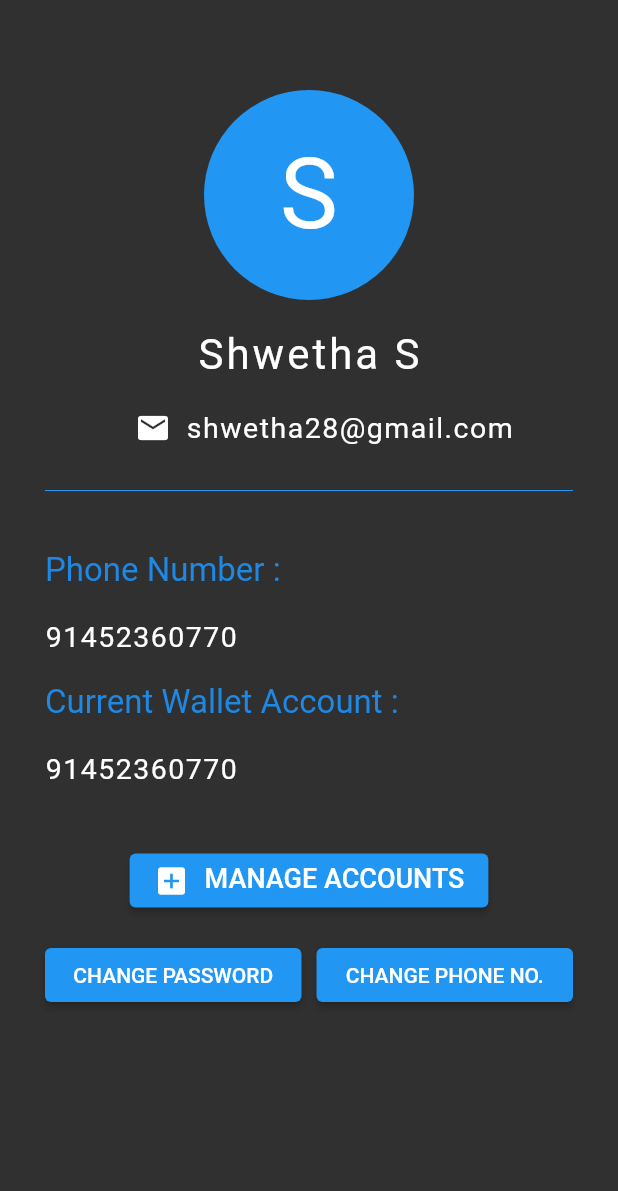
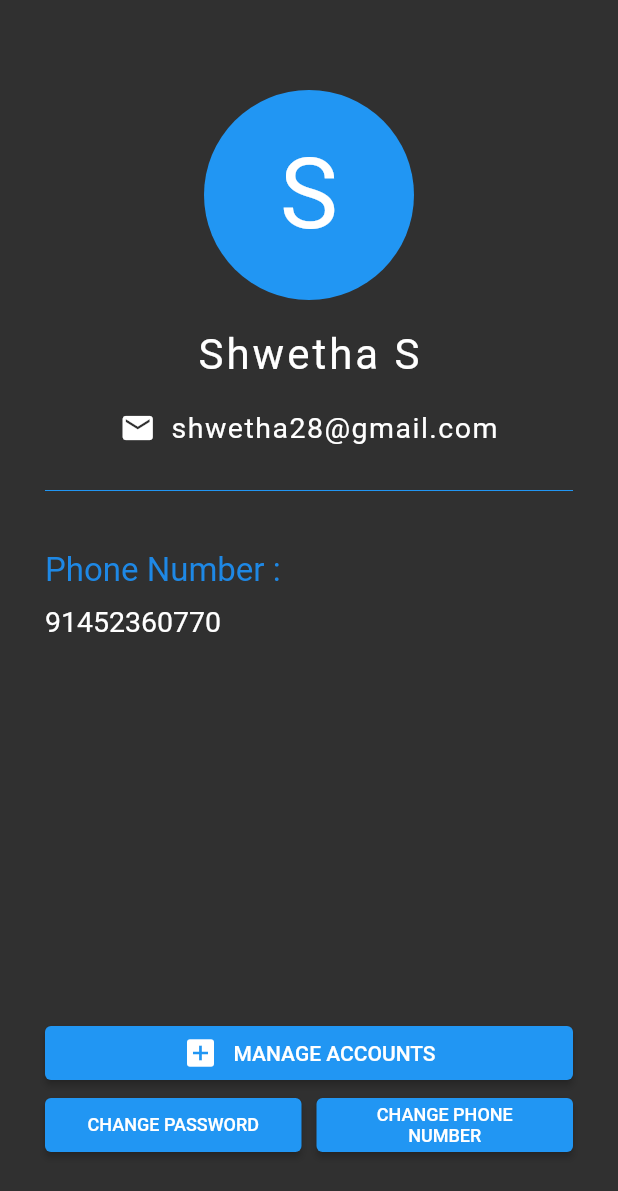
Before and after one commit to Promigos/payment-flutter-app, a Flutter app: the ProfilePage screen opened directly, on a phone screen of 412 x 824 dp. Shown: the top 1191 px of the screen. Run offline on Flutter 3.47's test engine with Material 2 defaults, Android fonts, the phone set to English and light mode, and no system bars; drawn by our look-alikes of oktoast; our stand-ins replace auto_size_text, contacts_service, email_validator, flutter_secure_storage, flutter_svg, font_awesome_flutter and 5 more; missing offline and left inert: qr_code_scanner; accounts and stored records are empty; network calls fail.

Commit message:
Completed change password and styled profile_page.dart

```diff
--- a/lib/screens/AddMoneyForm.dart
+++ b/lib/screens/AddMoneyForm.dart
@@ -25,7 +25,7 @@ class _AddMoneyFormState extends State<AddMoneyForm> {
   Widget build(BuildContext context) {
     return Scaffold(
       appBar: AppBar(
-        title: const Text('Users'),
+        title: const Text('Add Credits'),
         leading: IconButton(
             onPressed: () {
               Navigator.of(context).pop();
--- a/lib/screens/profile_page.dart
+++ b/lib/screens/profile_page.dart
@@ -1,9 +1,8 @@
-import 'package:flutter/cupertino.dart';
 import 'package:flutter/material.dart';
-import 'package:payment_app/screens/accdetails_page.dart';
 import 'package:payment_app/screens/add_accounts_page.dart';
 import 'package:payment_app/screens/update_cred.dart';
 import 'package:payment_app/screens/addphno_page.dart';
+
 class ProfilePage extends StatefulWidget {
   const ProfilePage({Key? key}) : super(key: key);
 
@@ -54,17 +53,20 @@ class _profpage extends State<ProfilePage> {
             ),
             Center(
               child: Row(
-                children: <Widget>[
-                  const SizedBox(width: 60.0),
-                  const Icon(
+                crossAxisAlignment: CrossAxisAlignment.center,
+                mainAxisAlignment: MainAxisAlignment.center,
+                children: const <Widget>[
+                  Icon(
                     Icons.email,
                   ),
-                  const SizedBox(width: 10.0),
-                  const Text(
+                  Padding(
+                    padding: EdgeInsets.only(left: 10),
+                    child: Text(
                       'shwetha28@gmail.com',
                       style: TextStyle(
                         fontSize: 19.0,
                         letterSpacing: 1.0,
+                      ),
                     ),
                   )
                 ],
@@ -79,98 +81,79 @@ class _profpage extends State<ProfilePage> {
               'Phone Number :',
               style: TextStyle(color: Colors.blue[600], fontSize: 22),
             ),
-            const SizedBox(height: 20.0),
+            const SizedBox(height: 10.0),
             const Text(
               '91452360770',
               style: TextStyle(
                 fontSize: 19.0,
-                letterSpacing: 1.0,
               ),
             ),
-            const SizedBox(height: 20.0),
-            Text(
-              'Current Wallet Account :',
-              style: TextStyle(color: Colors.blue[600], fontSize: 22),
-            ),
-            const SizedBox(height: 20.0),
-            const Text(
-              '91452360770',
-              style: TextStyle(
-                fontSize: 19.0,
-                letterSpacing: 1.0,
-              ),
-            ),
-            const SizedBox(height: 30.0),
-            Expanded(
-                child: Column(
-                  crossAxisAlignment: CrossAxisAlignment.stretch,
-              children: [
-                Center(
-                  child:Row(
-                   mainAxisAlignment: MainAxisAlignment.spaceAround,
-                    children: [
-                      Padding(
-                        padding: const EdgeInsets.all(10.0),
-                        child: ElevatedButton(onPressed: (){Navigator.push(
+            Expanded(child: Container()),
+            const SizedBox(height: 50.0),
+            SizedBox(
+              width: double.infinity,
+              child: ElevatedButton(
+                onPressed: () {
+                  Navigator.push(
                       context,
-                            MaterialPageRoute(builder: (context) => AddAccounts()));},
+                      MaterialPageRoute(
+                          builder: (context) => const AddAccounts()));
+                },
                 child: Wrap(
-                            children: <Widget>[
+                  crossAxisAlignment: WrapCrossAlignment.center,
+                  children: const <Widget>[
                     Icon(
                       Icons.add_box,
                       color: Colors.white,
                       size: 24.0,
                     ),
                     SizedBox(
-                                width:10,
+                      width: 10,
                     ),
-                              Text("MANAGE ACCOUNTS", style:TextStyle(fontSize:18)),
+                    Text("MANAGE ACCOUNTS"),
                   ],
                 ),
               ),
             ),
-
-                    ],
-                  ),
-                ),
-
-                const SizedBox(
-                  height: 5,
-                ),
-                Container(
-                  child: Row(
+            Row(
               children: [
                 Expanded(
-                        flex: 5,
                   child: ElevatedButton(
-                          onPressed: () {Navigator.push(
+                    onPressed: () {
+                      Navigator.push(
                           context,
-                              MaterialPageRoute(builder: (context) => UpdateCredentials()));},
-                          child: const Center(
-                              child: Text(
+                          MaterialPageRoute(
+                              builder: (context) => const UpdateCredentials()));
+                    },
+                    child: const Text(
                       "CHANGE PASSWORD",
-                          )),
+                      textAlign: TextAlign.center,
+                      style: TextStyle(fontSize: 12),
+
+                    ),
                   ),
                 ),
                 const SizedBox(
                   width: 10,
                 ),
                 Expanded(
-                        flex: 5,
                   child: ElevatedButton(
-                          onPressed: () {Navigator.push(
+                    onPressed: () {
+                      Navigator.push(
                           context,
-                              MaterialPageRoute(builder: (context) => ChangePhNo()));},
+                          MaterialPageRoute(
+                              builder: (context) => const ChangePhNo()));
+                    },
                     child: const Text(
-                            "CHANGE PHONE NO.",
+                      "CHANGE PHONE NUMBER",
+                      textAlign: TextAlign.center,
+                      style: TextStyle(fontSize: 12),
                     ),
                   ),
                 ),
               ],
             ),
-                ),
-              ],
-            ))
+            const SizedBox(height: 50,)
           ],
         ),
       ),
```
Also changed, not shown: lib/screens/home_page.dart (+8 -1 lines), lib/screens/update_cred.dart (+92 -44 lines). Lines whose indentation alone changed are shown as unchanged.
